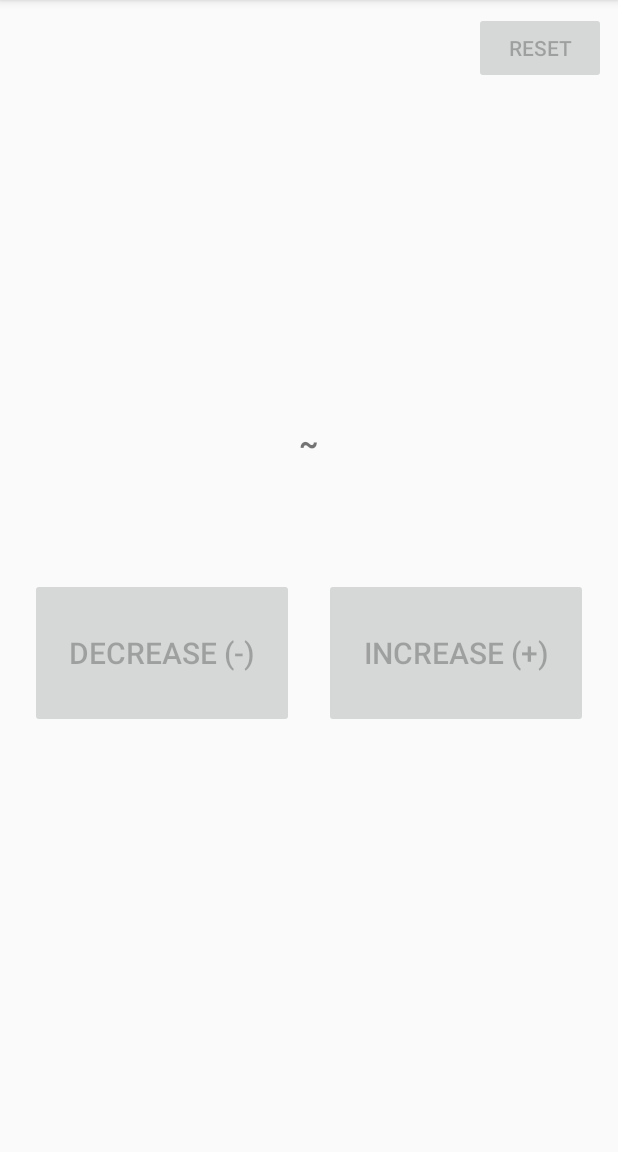
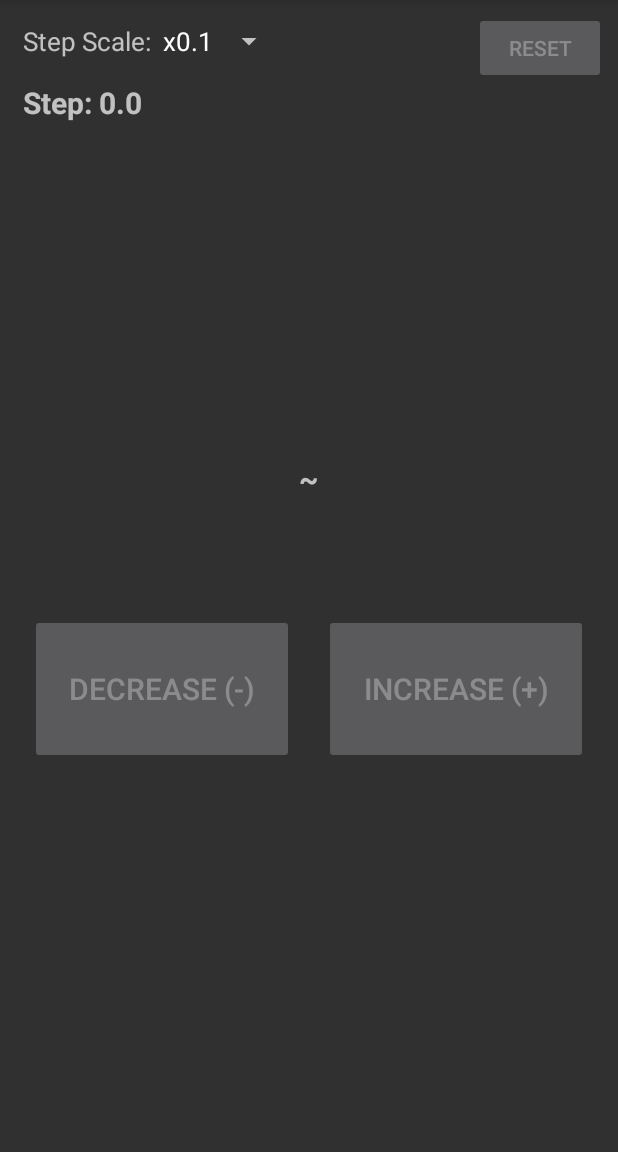
Before and after one commit to neokii/nTune, an Android app: the fragment TuneFragment shown on its own in the app's theme, on a phone screen of 412 x 824 dp, the part 84-1236 px from its top. Run offline under Robolectric (Android 15) with nearby library versions, the phone set to English and light mode, and no system bars; 9 statements that could not run were skipped.

Commit message:
Forced dark mode. Changed to minSDK 21. Added step scale.

```diff
--- a/app/src/main/java/com/neokii/ntune/ui/main/TuneFragment.kt
+++ b/app/src/main/java/com/neokii/ntune/ui/main/TuneFragment.kt
@@ -1,22 +1,28 @@
 package com.neokii.ntune.ui.main
 
+import android.R.attr.fontStyle
 import android.os.Bundle
 import android.os.Handler
+import android.view.Gravity
 import android.view.LayoutInflater
 import android.view.View
 import android.view.ViewGroup
+import android.widget.AdapterView
+import android.widget.ArrayAdapter
+import android.widget.TextView
 import androidx.fragment.app.Fragment
 import androidx.lifecycle.Observer
 import androidx.lifecycle.ViewModelProviders
 import com.google.android.material.snackbar.Snackbar
 import com.neokii.ntune.R
+import com.neokii.ntune.SettingUtil
 import com.neokii.ntune.SshSession
 import com.neokii.ntune.TuneItemInfo
 import kotlinx.android.synthetic.main.fragment_tune.*
+import kotlinx.android.synthetic.main.fragment_tune.view.*
 import org.json.JSONObject
-import java.lang.Exception
 import kotlin.math.round
-import kotlin.math.roundToInt
+
 
 fun Float.round(decimals: Int): Float {
     var multiplier = 1.0
@@ -84,29 +90,76 @@ class TuneFragment : Fragment() {
         textKey.text = itemInfo.key
         textMin.text = itemInfo.toString(itemInfo.min)
         textMax.text = itemInfo.toString(itemInfo.max)
-        textStep.text = "Step: ${itemInfo.step}"
+
+        updateStepScale()
 
         btnIncrease.setOnClickListener {
-            increase(1.0f * itemInfo.step)
+            increase(1.0f * getStep())
         }
 
         btnDecrease.setOnClickListener {
-            increase(-1.0f * itemInfo.step)
+            increase(-1.0f * getStep())
         }
 
         btnIncrease.setOnLongClickListener {
-            increase(10.0f * itemInfo.step)
+            increase(10.0f * getStep())
             return@setOnLongClickListener true
         }
 
         btnDecrease.setOnLongClickListener {
-            increase(-10.0f * itemInfo.step)
+            increase(-10.0f * getStep())
             return@setOnLongClickListener true
         }
 
         btnReset.setOnClickListener {
             update(itemInfo.defValue)
         }
+
+        activity?.let {
+            val items = arrayOf("x0.1", "x0.5", "x1", "x5", "x10")
+
+            spinnerStepScale.adapter =
+                ArrayAdapter(it.applicationContext, R.layout.spinner_text,
+                    items).apply {
+                    setDropDownViewResource(android.R.layout.simple_spinner_dropdown_item)
+                }
+
+            spinnerStepScale.onItemSelectedListener = object : AdapterView.OnItemSelectedListener{
+                override fun onNothingSelected(parent: AdapterView<*>?) {
+
+                }
+
+                override fun onItemSelected(
+                    parent: AdapterView<*>?,
+                    view: View?,
+                    position: Int,
+                    id: Long
+                ) {
+                    SettingUtil.setInt(activity, "item_step_scale_" + itemInfo.key, position)
+                    updateStepScale()
+                }
+            }
+
+            spinnerStepScale.setSelection(SettingUtil.getInt(activity, "item_step_scale_" + itemInfo.key, 2))
+        }
+
+
+    }
+
+    private fun getStep(): Float
+    {
+        try {
+            val index = SettingUtil.getInt(activity, "item_step_scale_" + itemInfo.key, 2)
+            val v = arrayOf(0.1f, 0.5f, 1.0f, 5.0f, 10.0f)
+            return itemInfo.step*v[index]
+        }
+        catch (e: Exception){}
+        return itemInfo.step
+    }
+
+    private fun updateStepScale()
+    {
+        textStep.text = "Step: ${getStep()}"
     }
 
     override fun onResume() {
--- a/app/src/main/res/layout/fragment_tune.xml
+++ b/app/src/main/res/layout/fragment_tune.xml
@@ -6,6 +6,46 @@
     android:layout_width="match_parent"
     android:layout_height="match_parent"
     tools:context=".ui.main.TuneFragment">
+
+    <LinearLayout
+        android:id="@+id/layoutStep"
+        android:layout_width="wrap_content"
+        android:layout_height="wrap_content"
+        android:orientation="horizontal"
+        android:layout_margin="15dp"
+        app:layout_constraintStart_toStartOf="parent"
+        app:layout_constraintTop_toTopOf="parent">
+
+        <TextView
+            android:layout_width="wrap_content"
+            android:layout_height="wrap_content"
+            android:textSize="17sp"
+            android:layout_gravity="center_vertical"
+            android:text="Step Scale:"
+            />
+
+        <androidx.appcompat.widget.AppCompatSpinner
+            android:id="@+id/spinnerStepScale"
+            android:layout_width="wrap_content"
+            android:layout_height="wrap_content"
+            android:minWidth="40dp"
+            android:layout_gravity="center_vertical"
+            android:layout_marginStart="8dp"
+            />
+
+    </LinearLayout>
+
+    <TextView
+        android:id="@+id/textStep"
+        android:layout_width="wrap_content"
+        android:layout_height="wrap_content"
+        android:layout_gravity="center_horizontal"
+        android:layout_margin="15dp"
+        android:textStyle="bold"
+        android:textSize="20sp"
+        app:layout_constraintStart_toStartOf="parent"
+        app:layout_constraintTop_toBottomOf="@id/layoutStep"
+        />
 
     <Button
         android:id="@+id/btnReset"
@@ -116,16 +156,6 @@
 
         </LinearLayout>
 
-        <TextView
-            android:id="@+id/textStep"
-            android:layout_width="wrap_content"
-            android:layout_height="wrap_content"
-            android:layout_gravity="center_horizontal"
-            android:layout_margin="10dp"
-            android:textStyle="bold"
-            android:textSize="20sp"
-            />
-
     </LinearLayout>
 
 </androidx.constraintlayout.widget.ConstraintLayout>
--- /dev/null
+++ b/app/src/main/res/layout/spinner_text.xml
@@ -0,0 +1,10 @@
+<?xml version="1.0" encoding="utf-8"?>
+
+<TextView xmlns:android="http://schemas.android.com/apk/res/android"
+    android:id="@android:id/text1"
+    android:singleLine="true"
+    android:layout_width="match_parent"
+    android:layout_height="wrap_content"
+    android:textColor="#FFF"
+    android:textSize="17sp"
+    android:gravity="center_horizontal"/>
--- a/app/src/main/res/values/styles.xml
+++ b/app/src/main/res/values/styles.xml
@@ -1,24 +1,33 @@
 <resources>
 
     <!-- Base application theme. -->
-    <style name="AppTheme" parent="Theme.AppCompat.Light.DarkActionBar">
+    <style name="AppTheme" parent="Theme.AppCompat.DayNight.DarkActionBar">
 
         <item name="colorPrimary">@color/colorPrimary</item>
         <item name="colorPrimaryDark">@color/colorPrimaryDark</item>
         <item name="colorAccent">@color/colorAccent</item>
+
     </style>
 
-    <style name="AppTheme.NoActionBar">
+    <style name="AppTheme.NoActionBar" parent="AppTheme">
         <item name="windowActionBar">false</item>
         <item name="windowNoTitle">true</item>
     </style>
 
-    <style name="AppTheme.AppBarOverlay" parent="ThemeOverlay.AppCompat.Dark.ActionBar" />
+    <style name="AppTheme.AppBarOverlay" parent="ThemeOverlay.AppCompat.DayNight.ActionBar" />
 
-    <style name="AppTheme.PopupOverlay" parent="ThemeOverlay.AppCompat.Light" />
+    <style name="AppTheme.PopupOverlay" parent="ThemeOverlay.AppCompat.DayNight" />
 
     <style name="MyTabText" parent="TextAppearance.Design.Tab">
         <item name="android:textSize">20sp</item>
     </style>
 
+    <style name="MySpinner" parent="Widget.AppCompat.Spinner">
+        <item name="android:paddingStart">0dp</item>
+        <item name="android:paddingEnd">0dp</item>
+        <item name="android:textColor">@android:color/white</item>
+        <item name="android:backgroundTint">@android:color/darker_gray</item>
+        <item name="android:textSize">17sp</item>
+    </style>
+
 </resources>
--- a/build.gradle
+++ b/build.gradle
@@ -8,7 +8,7 @@ buildscript {
 
     }
     dependencies {
-        classpath 'com.android.tools.build:gradle:3.6.4'
+        classpath 'com.android.tools.build:gradle:4.0.1'
         classpath "org.jetbrains.kotlin:kotlin-gradle-plugin:$kotlin_version"
 
         // NOTE: Do not place your application dependencies here; they belong
```
Also changed, not shown: app/build.gradle (+5 -3 lines), app/src/main/java/com/neokii/ntune/MainActivity.kt (+10 -3 lines), app/src/main/res/drawable-night-anydpi/ic_arrow_drop_down.xml (added, +9 -0 lines), gradle/wrapper/gradle-wrapper.properties, 2 other files.
